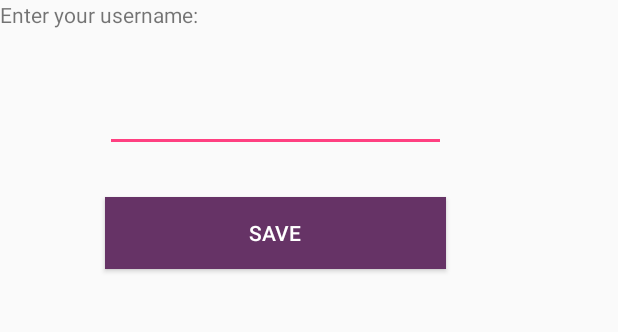
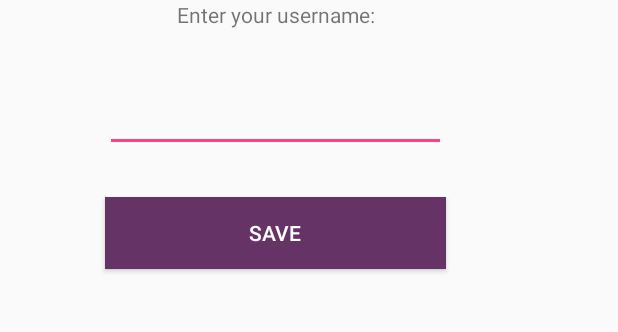
Before and after one commit to MAATWERKBOYES/App, an Android app: the screen it shows after launch (MainActivity), on a phone screen of 412 x 824 dp, the part 423-755 px from its top. Run offline under Robolectric (Android 15) with nearby library versions, the phone set to English and light mode, and no system bars.

Commit message:
Hotfix: corrected position of the textview tvEnterView in the main activity

```diff
--- a/DocentenGO/app/src/main/res/layout/activity_main.xml
+++ b/DocentenGO/app/src/main/res/layout/activity_main.xml
@@ -28,11 +28,12 @@
                 android:id="@+id/tvEnterView"
                 android:layout_width="227dp"
                 android:layout_height="wrap_content"
-                android:layout_marginBottom="11dp"
                 android:layout_weight="1"
                 android:text="Enter your username:"
-                tools:layout_editor_absoluteX="8dp"
-                tools:layout_editor_absoluteY="0dp" />
+                android:gravity="center"
+                android:layout_alignParentTop="true"
+                android:layout_alignLeft="@+id/txtInput"
+                android:layout_alignStart="@+id/txtInput" />
 
             <EditText
                 android:id="@+id/txtInput"
```
